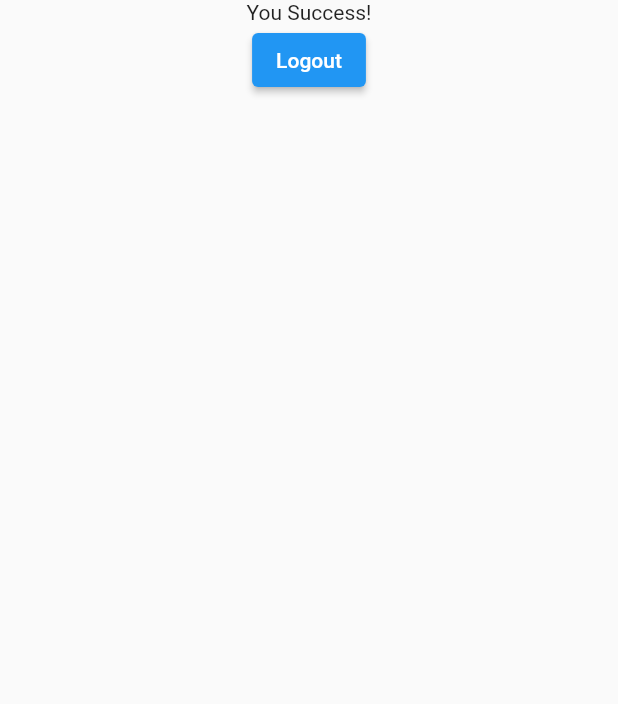
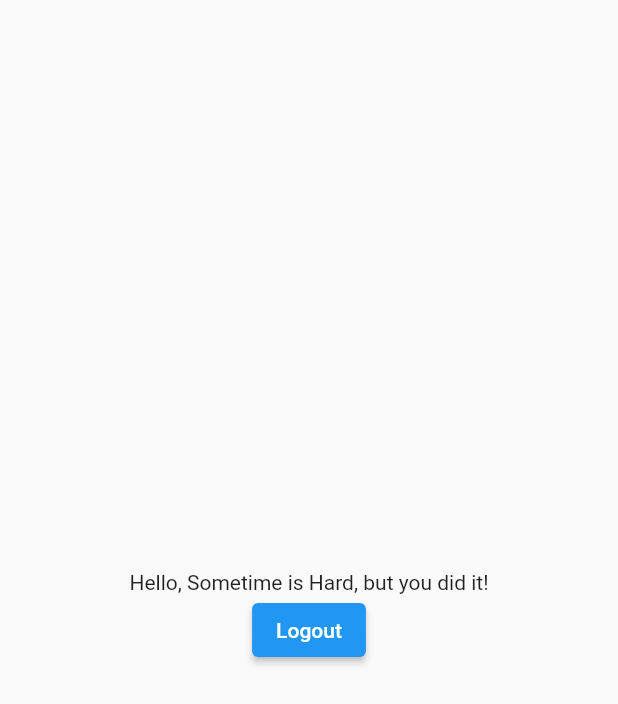
Before and after one commit to fauzirizkyid/weather, a Flutter app: the LandingPage screen opened by its route, on a phone screen of 412 x 824 dp. Shown: the top 704 px of the screen. Run offline on Flutter 3.47's test engine with Material 2 defaults, Android fonts, the phone set to English and light mode, and no system bars; our stand-ins replace another_flushbar, auto_route, bloc, firebase_auth, firebase_core, flutter_bloc and 7 more; accounts and stored records are empty.

Commit message:
Landing page

```diff
--- a/lib/presentation/pages/auth/splash/splash_page.dart
+++ b/lib/presentation/pages/auth/splash/splash_page.dart
@@ -14,7 +14,7 @@ class SplashPage extends StatelessWidget {
         state.map(
           initial: (_) {},
           authenticated: (_) {
-            debugPrint('authenticated');
+            context.replaceRoute(const LandingRoute());
           },
           unauthenticated: (_) => context.replaceRoute(const LoginRoute()),
         );
--- a/lib/presentation/pages/landing/landing_wrapper_page.dart
+++ b/lib/presentation/pages/landing/landing_wrapper_page.dart
@@ -13,17 +13,17 @@ class LandingPage extends StatelessWidget {
         listener: (context, state) {
           state.map(
             initial: (_) {},
-            authenticated: (_) {
-              debugPrint('authenticated');
-            },
+            authenticated: (_) {},
             unauthenticated: (_) => context.replaceRoute(const LoginRoute()),
           );
         },
         child: Scaffold(
           body: Center(
             child: Column(
+              crossAxisAlignment: CrossAxisAlignment.center,
+              mainAxisAlignment: MainAxisAlignment.center,
               children: [
-                const Text('You Success!'),
+                const Text('Hello, Sometime is Hard, but you did it!'),
                 ElevatedButton(
                     onPressed: () {
                       context.read<AuthBloc>().add(const AuthEvent.signedOut());
```
